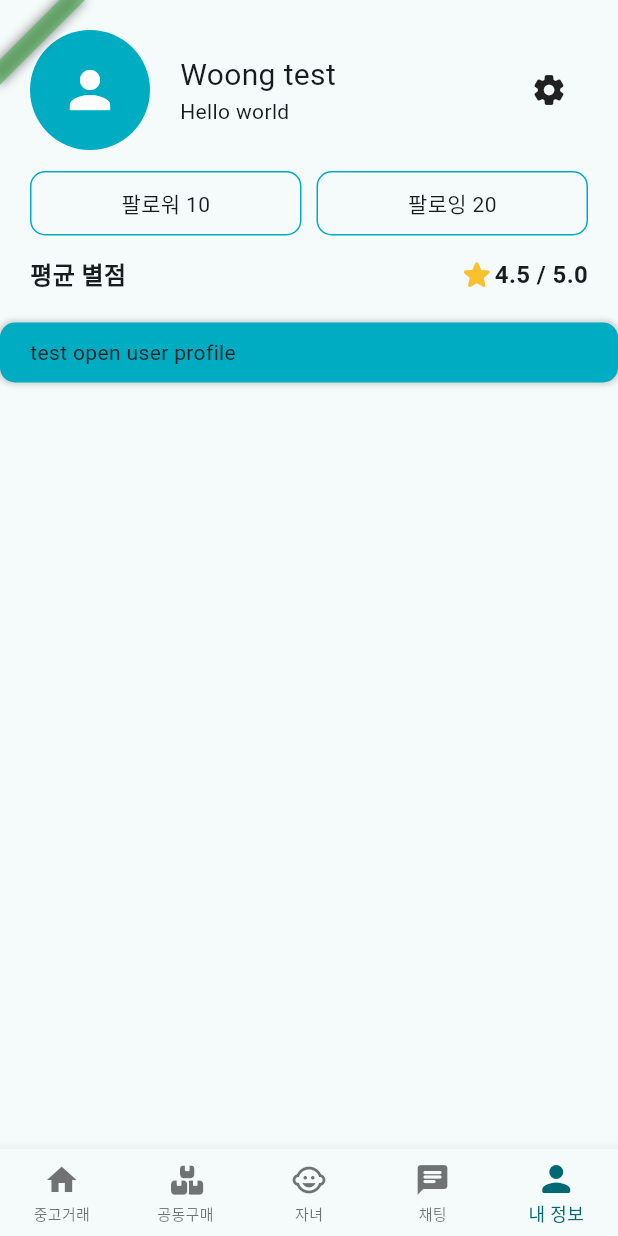
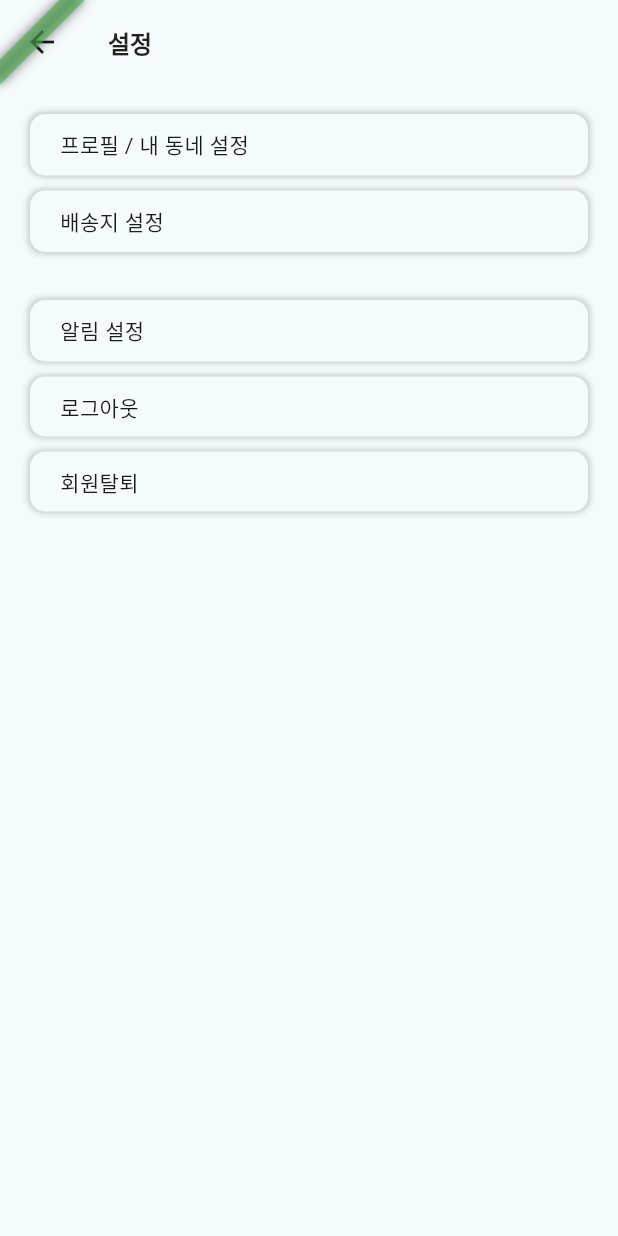
Before and after one commit to kyeongjeong/child_goods_store_flutter, a Flutter app: the screen it shows after launch, item 5 of the bottom bar chosen, after a tap on the "settings" icon, on a phone screen of 412 x 824 dp. Run offline on Flutter 3.47's test engine with Material 3 defaults, Android fonts, the phone set to English and light mode, and no system bars; our stand-ins replace bloc, bloc_concurrency, dio, equatable, firebase_core, flutter_bloc and 7 more; missing offline and left inert: flutter_naver_login, kakao_flutter_sdk_user; accounts and stored records are empty; generated files the repository leaves out were written again; network calls fail.

Commit message:
Feat: "Implement settings routing"
설정 화면 라우팅 완료했습니다.
프로필 수정 및 로그아웃 테스팅 또한 진행하였습니다.

```diff
--- a/lib/app_router.dart
+++ b/lib/app_router.dart
@@ -21,8 +21,11 @@ import 'package:child_goods_store_flutter/pages/edit_child/edit_child_page.dart'
 import 'package:child_goods_store_flutter/pages/edit_profile/edit_profile_page.dart';
 import 'package:child_goods_store_flutter/pages/edit_tag/edit_tag_page.dart';
 import 'package:child_goods_store_flutter/pages/home/home_page.dart';
+import 'package:child_goods_store_flutter/pages/notification/notification_page.dart';
 import 'package:child_goods_store_flutter/pages/phone_verify/phone_verify_page.dart';
 import 'package:child_goods_store_flutter/pages/profile/profile_page.dart';
+import 'package:child_goods_store_flutter/pages/settings/settings_page.dart';
+import 'package:child_goods_store_flutter/pages/ship/ship_page.dart';
 import 'package:child_goods_store_flutter/pages/signin/signin_page.dart';
 import 'package:child_goods_store_flutter/pages/signup/signup_page.dart';
 import 'package:child_goods_store_flutter/pages/splash/splash_page.dart';
@@ -264,6 +267,20 @@ class _AppRouterState extends State<AppRouter> {
             child: const EditChildPage(),
           ),
         ),
+        GoRoute(
+          path: Routes.settings,
+          builder: (context, state) => const SettingsPage(),
+          routes: [
+            GoRoute(
+              path: SubRoutes.ship,
+              builder: (context, state) => const ShipPage(),
+            ),
+            GoRoute(
+              path: SubRoutes.notification,
+              builder: (context, state) => const NotificationPage(),
+            ),
+          ],
+        ),
       ],
     );
   }
--- a/lib/constants/routes.dart
+++ b/lib/constants/routes.dart
@@ -4,6 +4,9 @@ class Routes {
   static const String signup = '/signup';
 
   static const String phoneVerify = '/phone_verify';
+
+  static const String settings = '/settings';
+
   static const String editTag = '/edit_tag';
   static const String editProfile = '/edit_profile';
   static const String editChild = '/edit_child';
@@ -14,3 +17,8 @@ class Routes {
   static const String chat = '/chat';
   static const String profile = '/profile';
 }
+
+class SubRoutes {
+  static const String ship = 'ship';
+  static const String notification = 'notification';
+}
--- a/lib/pages/profile/profile_page.dart
+++ b/lib/pages/profile/profile_page.dart
@@ -1,3 +1,6 @@
+import 'package:child_goods_store_flutter/blocs/auth/auth_bloc.dart';
+import 'package:child_goods_store_flutter/blocs/auth/auth_bloc_singleton.dart';
+import 'package:child_goods_store_flutter/blocs/auth/auth_state.dart';
 import 'package:child_goods_store_flutter/blocs/profile/profile_bloc.dart';
 import 'package:child_goods_store_flutter/blocs/profile/profile_event.dart';
 import 'package:child_goods_store_flutter/blocs/profile/profile_state.dart';
@@ -27,7 +30,9 @@ class ProfilePage extends StatelessWidget {
 
   @override
   Widget build(BuildContext context) {
-    return BlocListener<ProfileBloc, ProfileState>(
+    return MultiBlocListener(
+      listeners: [
+        BlocListener<ProfileBloc, ProfileState>(
           listenWhen: (previous, current) => previous.status != current.status,
           listener: (context, state) {
             if (state.status == ELoadingStatus.error &&
@@ -38,6 +43,15 @@ class ProfilePage extends StatelessWidget {
               );
             }
           },
+        ),
+        BlocListener<AuthBloc, AuthState>(
+          bloc: AuthBlocSingleton.bloc,
+          listenWhen: (previous, current) => previous.user != current.user,
+          listener: (context, state) {
+            context.read<ProfileBloc>().add(ProfileGet());
+          },
+        )
+      ],
       child: Scaffold(
         appBar: popAble
             ? AppBar(
--- a/lib/pages/profile/widgets/profile_card.dart
+++ b/lib/pages/profile/widgets/profile_card.dart
@@ -1,4 +1,5 @@
 import 'package:child_goods_store_flutter/constants/gaps.dart';
+import 'package:child_goods_store_flutter/constants/routes.dart';
 import 'package:child_goods_store_flutter/constants/sizes.dart';
 import 'package:child_goods_store_flutter/constants/strings.dart';
 import 'package:child_goods_store_flutter/models/user/user_profile_model.dart';
@@ -6,6 +7,7 @@ import 'package:child_goods_store_flutter/widgets/app_font.dart';
 import 'package:child_goods_store_flutter/widgets/app_ink_button.dart';
 import 'package:child_goods_store_flutter/widgets/app_profile_image.dart';
 import 'package:flutter/material.dart';
+import 'package:go_router/go_router.dart';
 
 class ProfileCard extends StatelessWidget {
   final UserProfileModel userProfile;
@@ -17,7 +19,9 @@ class ProfileCard extends StatelessWidget {
     required this.popAble,
   });
 
-  void _onTapSetting() {}
+  void _onTapSetting(BuildContext context) {
+    context.push(Routes.settings);
+  }
 
   void _onTapFollowButton() {}
 
@@ -52,7 +56,7 @@ class ProfileCard extends StatelessWidget {
               Gaps.h20,
               if (!popAble)
                 AppInkButton(
-                  onTap: _onTapSetting,
+                  onTap: () => _onTapSetting(context),
                   borderRadSize: Sizes.size32,
                   color: Theme.of(context).scaffoldBackgroundColor,
                   shadowColor: Colors.transparent,
--- /dev/null
+++ b/lib/pages/settings/settings_page.dart
@@ -0,0 +1,81 @@
+import 'package:child_goods_store_flutter/blocs/auth/auth_bloc_singleton.dart';
+import 'package:child_goods_store_flutter/blocs/auth/auth_event.dart';
+import 'package:child_goods_store_flutter/constants/gaps.dart';
+import 'package:child_goods_store_flutter/constants/routes.dart';
+import 'package:child_goods_store_flutter/constants/sizes.dart';
+import 'package:child_goods_store_flutter/widgets/app_font.dart';
+import 'package:child_goods_store_flutter/widgets/app_ink_button.dart';
+import 'package:flutter/material.dart';
+import 'package:go_router/go_router.dart';
+
+class SettingsPage extends StatelessWidget {
+  const SettingsPage({super.key});
+
+  void _onTapProfile(BuildContext context) {
+    context.push(Routes.editProfile);
+  }
+
+  void _onTapShip(BuildContext context) {
+    context.push('${Routes.settings}/${SubRoutes.ship}');
+  }
+
+  void _onTapNotification(BuildContext context) {
+    context.push('${Routes.settings}/${SubRoutes.notification}');
+  }
+
+  void _onTapSignout(BuildContext context) {
+    AuthBlocSingleton.bloc.add(AuthSignout());
+  }
+
+  void _onTapRemoveAccount(BuildContext context) {}
+
+  @override
+  Widget build(BuildContext context) {
+    return Scaffold(
+      appBar: AppBar(
+        title: const AppFont('설정'),
+        centerTitle: false,
+      ),
+      resizeToAvoidBottomInset: false,
+      body: SingleChildScrollView(
+        child: Padding(
+          padding: const EdgeInsets.all(Sizes.size20),
+          child: Column(
+            crossAxisAlignment: CrossAxisAlignment.stretch,
+            children: [
+              AppInkButton(
+                onTap: () => _onTapProfile(context),
+                color: Theme.of(context).scaffoldBackgroundColor,
+                child: const AppFont('프로필 / 내 동네 설정'),
+              ),
+              Gaps.v10,
+              AppInkButton(
+                onTap: () => _onTapShip(context),
+                color: Theme.of(context).scaffoldBackgroundColor,
+                child: const AppFont('배송지 설정'),
+              ),
+              Gaps.v32,
+              AppInkButton(
+                onTap: () => _onTapNotification(context),
+                color: Theme.of(context).scaffoldBackgroundColor,
+                child: const AppFont('알림 설정'),
+              ),
+              Gaps.v10,
+              AppInkButton(
+                onTap: () => _onTapSignout(context),
+                color: Theme.of(context).scaffoldBackgroundColor,
+                child: const AppFont('로그아웃'),
+              ),
+              Gaps.v10,
+              AppInkButton(
+                onTap: () => _onTapRemoveAccount(context),
+                color: Theme.of(context).scaffoldBackgroundColor,
+                child: const AppFont('회원탈퇴'),
+              ),
+            ],
+          ),
+        ),
+      ),
+    );
+  }
+}
```
Also changed, not shown: lib/pages/edit_profile/edit_profile_page.dart (+6 -1 lines), lib/pages/notification/notification_page.dart (added, +27 -0 lines), lib/pages/ship/ship_page.dart (added, +27 -0 lines). Lines whose indentation alone changed are shown as unchanged.
